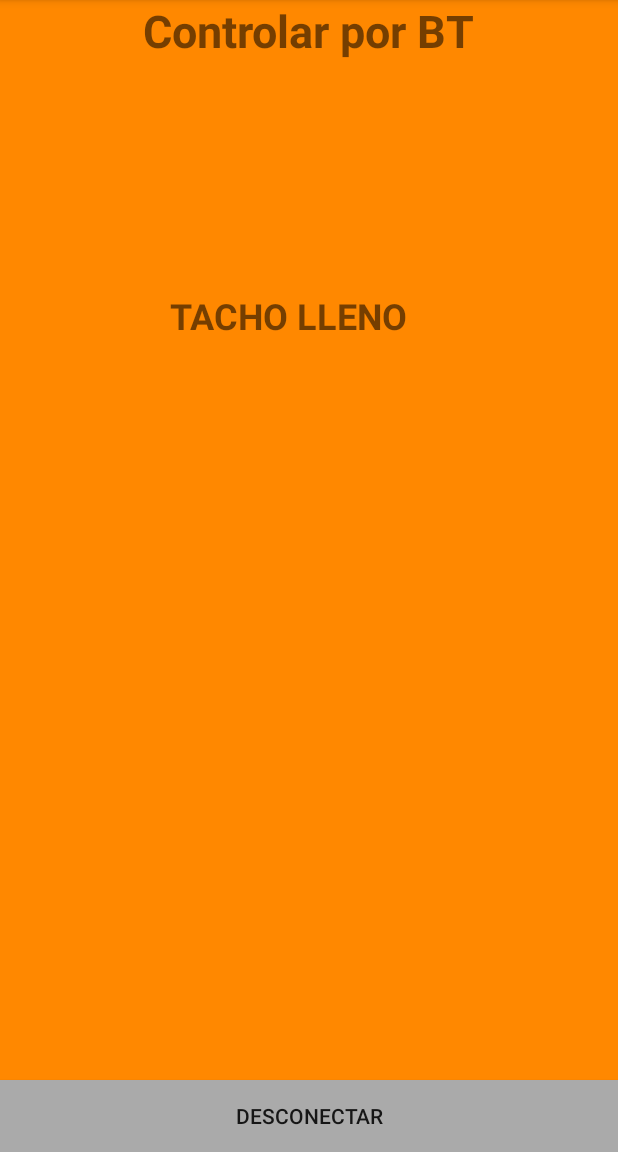
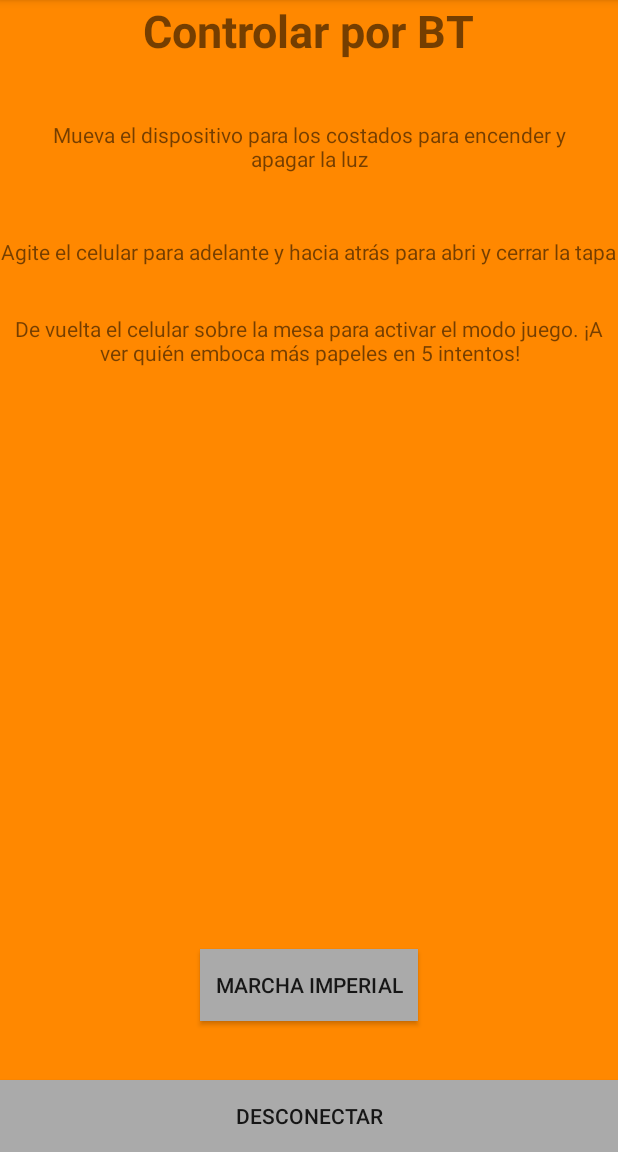
Before and after one commit to FabianNorbertoEscobar/SmartTrash, an Android app: the ControlarBT screen opened directly, with no data from a screen before it, on a phone screen of 412 x 824 dp, the part 84-1236 px from its top. Run offline under Robolectric (Android 15) with nearby library versions, the phone set to English and light mode, and no system bars; network calls fail; 7 statements that could not run were skipped.

Commit message:
Se actualiza el Informe Final con nuevas imágenes y correción de las acciones de los sensores de Android. Se actualiza la aplicación con una nueva interfaz inicial y se agrega el botón de la marcha imperial

```diff
--- a/Android/app/src/main/java/smarttrashteam/smarttrash/ControlarBT.java
+++ b/Android/app/src/main/java/smarttrashteam/smarttrash/ControlarBT.java
@@ -23,7 +23,7 @@ import java.util.UUID;
 
 public class ControlarBT extends AppCompatActivity {
 
-    Button BtnDesconectarBT;
+    Button BtnDesconectarBT, BtnMarchaImperial;
 
     TextView TxtTachoLleno;
 
@@ -34,7 +34,7 @@ public class ControlarBT extends AppCompatActivity {
     private BluetoothAdapter btAdapter = null;
     private BluetoothSocket btSocket = null;
     private StringBuilder DataStringIN = new StringBuilder();
-    private ConnectedThread MiConeccionBT;
+    private ConnectedThread MiConexionBT;
     private SensorManager sensorManager;
     private SensorEventListener sensorProximidadListener, sensorGiroscopoListener;
     private DetectorSacudida DetectorSacudida;
@@ -52,6 +52,7 @@ public class ControlarBT extends AppCompatActivity {
         setContentView(R.layout.menu_controlar_bt);
         TapaAbierta = false;
         BtnDesconectarBT = findViewById(R.id.IdBtnDesconectar);
+        BtnMarchaImperial = findViewById(R.id.IdBtnMarcha);
         TxtTachoLleno = findViewById((R.id.IdTxtTachoLleno));
 
 
@@ -101,14 +102,27 @@ public class ControlarBT extends AppCompatActivity {
                 {
 
                     try {
-                        MiConeccionBT.write("s");
+                        MiConexionBT.write("s");
                         btSocket.close();
                     }
 
                     catch (IOException e)
-                    { Toast.makeText(getBaseContext(), "Error", Toast.LENGTH_SHORT).show();;}
+                    { Toast.makeText(getBaseContext(), "Error", Toast.LENGTH_SHORT).show();}
                 }
                 finish();
+            }
+        });
+
+        BtnMarchaImperial.setOnClickListener(new View.OnClickListener() {
+            @Override
+            public void onClick(View v) {
+                try {
+                    MiConexionBT.write("m");
+                    btSocket.close();
+                }
+
+                catch (IOException e)
+                { Toast.makeText(getBaseContext(), "Error", Toast.LENGTH_SHORT).show();}
             }
         });
         //-------------FIN LISTENERS----------
@@ -148,10 +162,10 @@ public class ControlarBT extends AppCompatActivity {
                 btSocket.close();
             } catch (IOException e2) {}
         }
-        MiConeccionBT = new ConnectedThread(btSocket);
-        MiConeccionBT.start();
+        MiConexionBT = new ConnectedThread(btSocket);
+        MiConexionBT.start();
 
-        MiConeccionBT.write("b");
+        MiConexionBT.write("b");
         //----------FIN BLUETOOTH------
 
         //----------SENSORES-----------
@@ -161,7 +175,7 @@ public class ControlarBT extends AppCompatActivity {
             @Override
             public void onSensorChanged(SensorEvent evento) {
                 if(evento.values[0] < SensorProximidad.getMaximumRange()) {
-                    MiConeccionBT.write("j");
+                    MiConexionBT.write("j");
                 }
             }
 
@@ -179,10 +193,10 @@ public class ControlarBT extends AppCompatActivity {
             @Override
             public void onShake(int count) {
                 if(TapaAbierta == false){
-                    MiConeccionBT.write("a");
+                    MiConexionBT.write("a");
                     TapaAbierta = true;
                 }else{
-                    MiConeccionBT.write("c");
+                    MiConexionBT.write("c");
                     TapaAbierta = false;
                 }
             }
@@ -196,9 +210,9 @@ public class ControlarBT extends AppCompatActivity {
             public void onSensorChanged(SensorEvent sensorEvent) {
                 if(sensorEvent.values[2] > 6f) { // Giro antihorario
 
-                    MiConeccionBT.write("l");
+                    MiConexionBT.write("l");
                 } else if(sensorEvent.values[2] < -6f) { // Giro Horario
-                    MiConeccionBT.write("n");
+                    MiConexionBT.write("n");
                 }
             }
 
--- a/Android/app/src/main/res/layout/menu_controlar_bt.xml
+++ b/Android/app/src/main/res/layout/menu_controlar_bt.xml
@@ -9,14 +9,15 @@
     tools:context=".ControlarBT">
 
     <TextView
-        android:id="@+id/textView2"
+        android:id="@+id/IdTxtTitulo"
         android:layout_width="wrap_content"
         android:layout_height="wrap_content"
         android:layout_alignParentTop="true"
         android:layout_centerHorizontal="true"
         android:text="Controlar por BT"
         android:textSize="30sp"
-        android:textStyle="bold" />
+        android:textStyle="bold"
+        android:textAlignment="center"/>
 
     <TextView
         android:id="@+id/IdTxtDatos"
@@ -53,16 +54,58 @@
         android:layout_width="wrap_content"
         android:layout_height="wrap_content"
         android:layout_above="@+id/IdBtnDesconectar"
-        android:layout_below="@+id/textView2"
+        android:layout_below="@+id/IdTxtTitulo"
         android:layout_marginStart="113dp"
         android:layout_marginLeft="113dp"
-        android:layout_marginTop="153dp"
+        android:layout_marginTop="262dp"
         android:layout_marginEnd="107dp"
         android:layout_marginRight="107dp"
-        android:layout_marginBottom="236dp"
+        android:layout_marginBottom="125dp"
         android:text="TACHO LLENO"
         android:textAlignment="center"
         android:textSize="24sp"
-        android:textStyle="bold" />
+        android:textStyle="bold"
+        android:visibility="invisible" />
+
+    <Button
+        android:id="@+id/IdBtnMarcha"
+        android:layout_width="145dp"
+        android:layout_height="wrap_content"
+        android:layout_alignBottom="@+id/IdTxtDatos"
+        android:layout_centerHorizontal="true"
+        android:background="@android:color/darker_gray"
+        android:text="Marcha imperial" />
+
+    <TextView
+        android:id="@+id/textView"
+        android:layout_width="345dp"
+        android:layout_height="44dp"
+        android:layout_below="@+id/IdTxtTitulo"
+        android:layout_centerHorizontal="true"
+        android:layout_marginTop="39dp"
+        android:text="Mueva el dispositivo para los costados para encender y apagar la luz"
+        android:textAlignment="center" />
+
+    <TextView
+        android:id="@+id/textView2"
+        android:layout_width="wrap_content"
+        android:layout_height="wrap_content"
+        android:layout_alignParentStart="true"
+        android:layout_alignParentTop="true"
+        android:layout_marginStart="0dp"
+        android:layout_marginTop="158dp"
+        android:text="Agite el celular para adelante y hacia atrás para abri y cerrar la tapa"
+        android:textAlignment="center" />
+
+    <TextView
+        android:id="@+id/textView3"
+        android:layout_width="wrap_content"
+        android:layout_height="wrap_content"
+        android:layout_below="@+id/textView2"
+        android:layout_alignParentStart="true"
+        android:layout_marginStart="0dp"
+        android:layout_marginTop="32dp"
+        android:text="De vuelta el celular sobre la mesa para activar el modo juego. ¡A ver quién emboca más papeles en 5 intentos!"
+        android:textAlignment="center" />
 
 </RelativeLayout>
```
Also changed, not shown: Android/app/src/main/res/layout/pantalla_principal.xml (+16 -11 lines), Android/app/src/main/res/mipmap-mdpi/no.png (renamed from Android/app/src/main/res/mipmap-mdpi/icon_smarttrash.png), Android/app/src/main/res/mipmap-mdpi/tacho.jpg (added), 1 other file.
